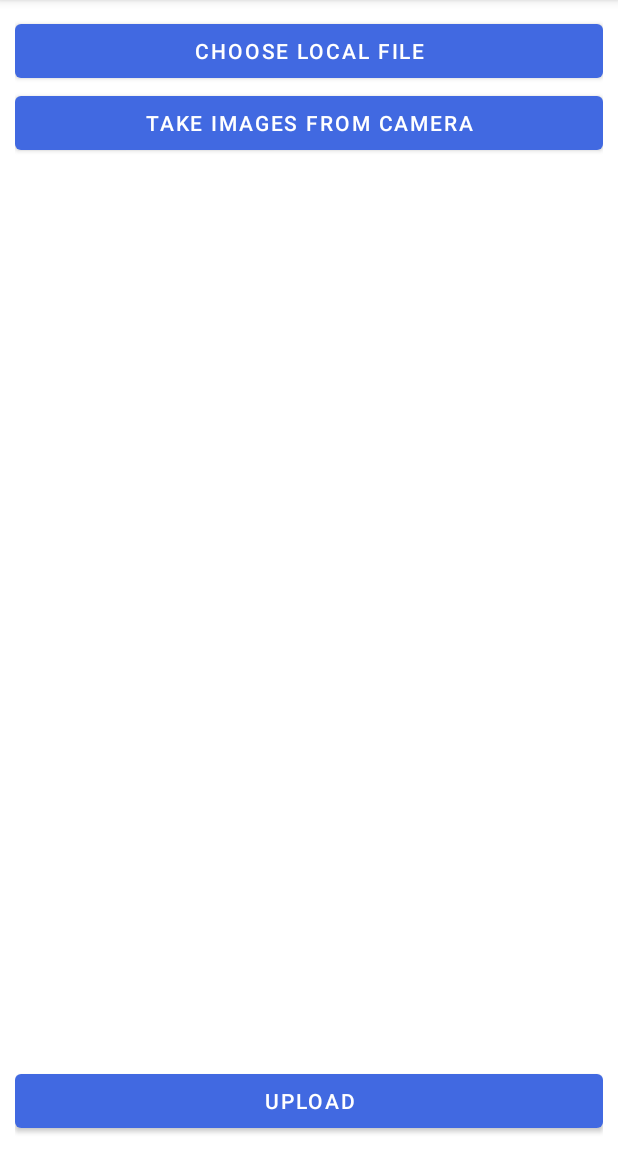
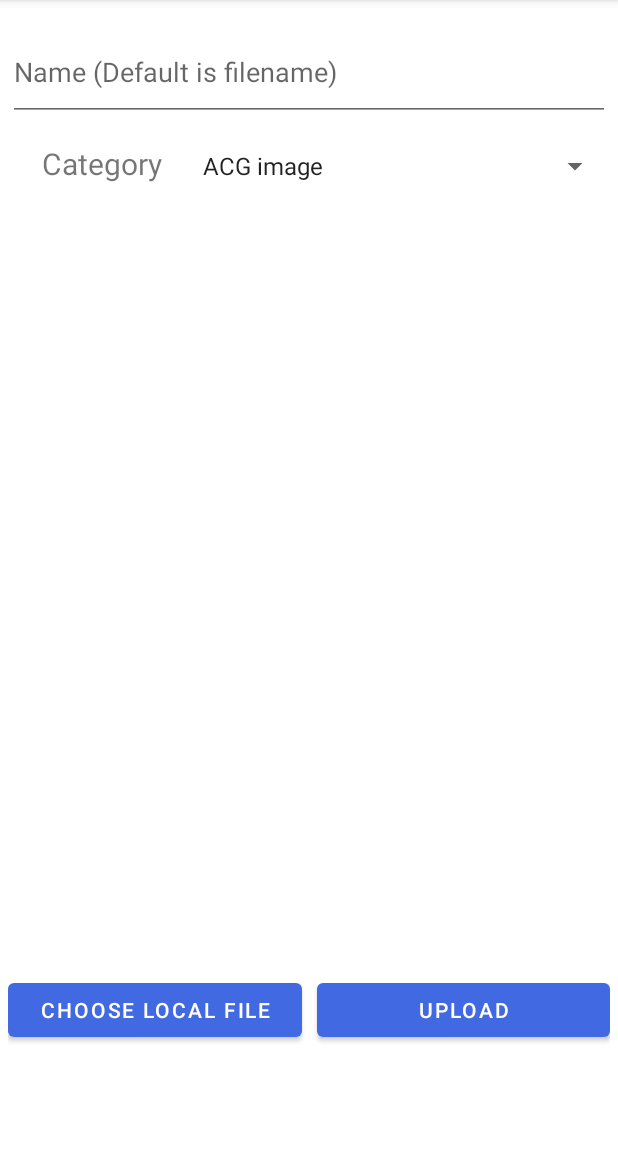
Before and after one commit to JerryFhuurr/NetShare, an Android app: the UploadFragment screen opened through its navigation route, on a phone screen of 412 x 824 dp, the part 84-1236 px from its top. Run offline under Robolectric (Android 15) with nearby library versions, the phone set to English and light mode, and no system bars; our stand-ins replace Firebase (no records; nobody signed in at launch, a user with empty details on screens opened directly), navigation-ui.

Commit message:
upload is working ; problem: cannot handle images too large (will through exceptions)

```diff
--- a/app/src/main/java/com/and/netshare/UploadFragment.java
+++ b/app/src/main/java/com/and/netshare/UploadFragment.java
@@ -1,54 +1,57 @@
 package com.and.netshare;
 
-import static android.app.Activity.RESULT_OK;
-
-import android.Manifest;
-import android.content.ContentResolver;
 import android.content.Intent;
-import android.content.pm.PackageManager;
 import android.graphics.Bitmap;
-import android.graphics.BitmapFactory;
 import android.graphics.drawable.BitmapDrawable;
 import android.net.Uri;
-import android.os.Build;
 import android.os.Bundle;
-
-import androidx.annotation.NonNull;
-import androidx.annotation.Nullable;
-import androidx.core.app.ActivityCompat;
-import androidx.core.content.ContextCompat;
-import androidx.fragment.app.Fragment;
-
 import android.provider.MediaStore;
 import android.util.Log;
 import android.view.LayoutInflater;
 import android.view.View;
 import android.view.ViewGroup;
+import android.widget.AdapterView;
 import android.widget.Button;
+import android.widget.EditText;
 import android.widget.ImageView;
+import android.widget.Spinner;
+import android.widget.TextView;
+import android.widget.Toast;
+
+import androidx.annotation.NonNull;
+import androidx.fragment.app.Fragment;
+import androidx.navigation.fragment.NavHostFragment;
 
 import com.google.android.gms.tasks.OnFailureListener;
 import com.google.android.gms.tasks.OnSuccessListener;
+import com.google.android.material.snackbar.Snackbar;
 import com.google.firebase.storage.FirebaseStorage;
 import com.google.firebase.storage.StorageReference;
 import com.google.firebase.storage.UploadTask;
 
 import java.io.ByteArrayOutputStream;
-import java.io.FileNotFoundException;
 
 public class UploadFragment extends Fragment {
 
     private Button choose_local;
-    private Button choose_camera;
+    //private Button choose_camera;
     private Button upload;
     private ImageView preview;
     private Uri imageURI;
     private FirebaseStorage storage;
+    private EditText imageName;
+    private Spinner imageCat;
+    private String imageCategory;
+    private StorageReference storageRef;
+    //private final String filePath = Environment.getExternalStorageDirectory() + File.separator + "output_image.jpg";
+
 
     @Override
     public void onCreate(Bundle savedInstanceState) {
         super.onCreate(savedInstanceState);
         storage = FirebaseStorage.getInstance();
+        imageCategory = "";
+        chooseImageDefault();
     }
 
     @Override
@@ -56,12 +59,12 @@ public class UploadFragment extends Fragment {
                              Bundle savedInstanceState) {
         // Inflate the layout for this fragment
         View v = inflater.inflate(R.layout.fragment_upload, container, false);
-        StorageReference storageRef = storage.getReference();
 
-        choose_camera = v.findViewById(R.id.choose_camera);
         choose_local = v.findViewById(R.id.choose_local);
         upload = v.findViewById(R.id.upload);
         preview = v.findViewById(R.id.image_preview);
+        imageName = v.findViewById(R.id.image_name);
+        imageCat = v.findViewById(R.id.imageCat);
 
         choose_local.setOnClickListener(new View.OnClickListener() {
             @Override
@@ -72,13 +75,6 @@ public class UploadFragment extends Fragment {
             }
         });
 
-        choose_camera.setOnClickListener(new View.OnClickListener() {
-            @Override
-            public void onClick(View view) {
-
-            }
-        });
-
         upload.setOnClickListener(new View.OnClickListener() {
             @Override
             public void onClick(View view) {
@@ -86,46 +82,85 @@ public class UploadFragment extends Fragment {
                 preview.buildDrawingCache();
                 Bitmap bitmap = ((BitmapDrawable) preview.getDrawable()).getBitmap();
                 ByteArrayOutputStream outputStream = new ByteArrayOutputStream();
-                bitmap.compress(Bitmap.CompressFormat.JPEG, 100, outputStream);
+                bitmap.compress(Bitmap.CompressFormat.JPEG, 95, outputStream);
                 byte[] data = outputStream.toByteArray();
 
-                StorageReference localRef = storageRef.child(imageURI.getLastPathSegment() + ".jpeg");
+                if (imageCategory.equals("ACG image")){
+                    Log.v("working1", "acg");
+                    storageRef = storage.getReference().child("acg_images");
+                } else if (imageCategory.equals("Meme")){
+                    Log.v("working2", "meme");
+                    storageRef = storage.getReference().child("memes");
+                } else if (imageCategory.equals("Game image")){
+                    Log.v("working3", "game");
+                    storageRef = storage.getReference().child("game_images");
+                }
+                StorageReference localRef = storageRef.child(imageURI.getLastPathSegment());
                 UploadTask uploadTask = localRef.putBytes(data);
                 uploadTask.addOnFailureListener(new OnFailureListener() {
                     @Override
                     public void onFailure(@NonNull Exception exception) {
+                        // Handle unsuccessful uploads
                         Log.v("failed", "upload failed");
-                        // Handle unsuccessful uploads
+                        Snackbar.make(getView(), R.string.upload_failed, Snackbar.LENGTH_SHORT).show();
                     }
                 }).addOnSuccessListener(new OnSuccessListener<UploadTask.TaskSnapshot>() {
                     @Override
                     public void onSuccess(UploadTask.TaskSnapshot taskSnapshot) {
                         Log.v("success", "upload success");
                         // taskSnapshot.getMetadata() contains file metadata such as size, content-type, etc.
-                        // ...
+                        Toast.makeText(getContext(), R.string.upload_success, Toast.LENGTH_SHORT).show();
+                        NavHostFragment.findNavController(UploadFragment.this).navigate(R.id.action_uploadFragment_to_homePageFragment);
                     }
                 });
             }
         });
+
+        imageCat.setOnItemSelectedListener(new AdapterView.OnItemSelectedListener() {
+            @Override
+            public void onItemSelected(AdapterView<?> adapterView, View view, int i, long l) {
+                imageCategory = imageCat.getSelectedItem().toString();
+                Log.i("image cat", imageCategory);
+            }
+
+            @Override
+            public void onNothingSelected(AdapterView<?> adapterView) {
+
+            }
+        });
+
         return v;
     }
 
     @Override
     public void onActivityResult(int requestCode, int resultCode, Intent data) {
-        if (requestCode == 2) {
-            if (data != null) {
-                imageURI = data.getData();
-                Log.i("uri of image", imageURI.getPath());
-                Log.i("uri of image", imageURI.getLastPathSegment());
-                Log.i("uri of image", imageURI.getEncodedPath());
-                Log.i("uri of image", imageURI.getPathSegments().toString());
+        super.onActivityResult(requestCode, resultCode, data);
+        switch (requestCode) {
+            //1 -> camera ; 2 -> local file
+            case 2:
+                if (data != null) {
+                    try {
+                        imageURI = data.getData();
+                        imageName.setText(imageURI.getLastPathSegment());
 
-                preview.setImageURI(imageURI);
-            }
-        } else {
-            //operation error or not select image
-            Log.i("MainActivtiy", "operation error");
+                        preview.setImageURI(imageURI);
+                    } catch (RuntimeException e){
+                        Log.e("file error", e.getMessage());
+                        Toast.makeText(getContext(), R.string.upload_file_error, Toast.LENGTH_SHORT).show();
+                    }
+
+                    break;
+                }
+            default:
+                //operation error or not select image
+                Log.i("upload fragment", "operation error");
+                break;
         }
-        super.onActivityResult(requestCode, resultCode, data);
+    }
+
+    private void chooseImageDefault() {
+        Intent local = new Intent(Intent.ACTION_PICK, null);
+        local.setDataAndType(MediaStore.Images.Media.EXTERNAL_CONTENT_URI, "image/*");
+        startActivityForResult(local, 2);
     }
 }
--- a/app/src/main/java/com/and/netshare/home/homepage/HomePageFragment.java
+++ b/app/src/main/java/com/and/netshare/home/homepage/HomePageFragment.java
@@ -1,15 +1,13 @@
 package com.and.netshare.home.homepage;
 
 import android.os.Bundle;
-
-import androidx.fragment.app.Fragment;
-import androidx.navigation.fragment.NavHostFragment;
-
 import android.view.LayoutInflater;
 import android.view.View;
 import android.view.ViewGroup;
 import android.widget.Button;
-import android.widget.Toast;
+
+import androidx.fragment.app.Fragment;
+import androidx.navigation.fragment.NavHostFragment;
 
 import com.and.netshare.R;
 import com.google.android.material.floatingactionbutton.FloatingActionButton;
@@ -21,7 +19,7 @@ public class HomePageFragment extends Fragment {
     private HomePageSettingsViewModel hpViewModel;
     private FirebaseStorage storage = FirebaseStorage.getInstance();
     private StorageReference ref = storage.getReference();
-    private FloatingActionButton cameraButton;
+    private FloatingActionButton uploadButton;
 
     public HomePageFragment() {
         // Required empty public constructor
@@ -37,21 +35,15 @@ public class HomePageFragment extends Fragment {
                              Bundle savedInstanceState) {
         // Inflate the layout for this fragment
         View v = inflater.inflate(R.layout.fragment_home_page, container, false);
-        cameraButton = v.findViewById(R.id.home_floatButton);
-        Button button = v.findViewById(R.id.testButton);
-        button.setOnClickListener(new View.OnClickListener() {
+        uploadButton = v.findViewById(R.id.home_floatButton);
+        uploadButton.setOnClickListener(new View.OnClickListener() {
             @Override
             public void onClick(View view) {
                 NavHostFragment.findNavController(HomePageFragment.this).navigate(R.id.action_homePageFragment_to_uploadFragment);
             }
         });
-
-        cameraButton.setOnClickListener(new View.OnClickListener() {
-            @Override
-            public void onClick(View view) {
-
-            }
-        });
         return v;
     }
+
+
 }
--- a/app/src/main/res/layout/fragment_upload.xml
+++ b/app/src/main/res/layout/fragment_upload.xml
@@ -6,54 +6,82 @@
     android:layout_height="match_parent"
     tools:context=".UploadFragment">
 
+    <ScrollView
+        android:layout_width="match_parent"
+        android:layout_height="match_parent"
+        android:paddingTop="10dp">
+    <LinearLayout
+        android:layout_width="match_parent"
+        android:layout_height="wrap_content"
+        android:orientation="vertical">
         <androidx.constraintlayout.widget.ConstraintLayout
             android:layout_width="match_parent"
             android:layout_height="match_parent"
-        android:padding="10dp">
+            android:padding="5dp">
 
+            <EditText
+                android:id="@+id/image_name"
+                android:layout_width="match_parent"
+                android:layout_height="65dp"
+                android:hint="@string/upload_imageName"
+                app:layout_constraintStart_toStartOf="parent"
+                app:layout_constraintTop_toTopOf="parent" />
+
+            <TextView
+                android:id="@+id/textView4"
+                android:layout_width="118dp"
+                android:layout_height="41dp"
+                android:layout_marginStart="4dp"
+                android:layout_marginTop="8dp"
+                android:text="@string/upload_imageCat"
+                android:gravity="center"
+                android:textSize="20dp"
+                app:layout_constraintStart_toStartOf="parent"
+                app:layout_constraintTop_toBottomOf="@+id/image_name" />
+
+            <Spinner
+                android:id="@+id/imageCat"
+                android:layout_width="280dp"
+                android:layout_height="60dp"
+                android:entries="@array/image_category"
+                app:layout_constraintBottom_toBottomOf="parent"
+                app:layout_constraintEnd_toEndOf="parent"
+                app:layout_constraintStart_toEndOf="@+id/textView4"
+                app:layout_constraintTop_toBottomOf="@+id/image_name" />
+
+        </androidx.constraintlayout.widget.ConstraintLayout>
+
+        <ImageView
+            android:id="@+id/image_preview"
+            android:layout_width="383dp"
+            android:layout_height="493dp"
+            android:layout_gravity="center" />
+
+        <LinearLayout
+            android:layout_width="match_parent"
+            android:layout_height="wrap_content"
+            android:orientation="horizontal"
+            android:paddingHorizontal="5dp"
+            android:paddingTop="10dp"
+            android:gravity="bottom">
             <Button
                 android:id="@+id/choose_local"
                 android:layout_width="match_parent"
                 android:layout_height="wrap_content"
                 android:text="@string/upload_local_title"
-            app:layout_constraintEnd_toEndOf="parent"
-            app:layout_constraintStart_toStartOf="parent"
-            app:layout_constraintTop_toTopOf="parent" />
+                android:layout_weight="1"/>
 
-        <Button
-            android:id="@+id/choose_camera"
-            android:layout_width="match_parent"
-            android:layout_height="wrap_content"
-            android:text="@string/upload_camera_title"
-            app:layout_constraintEnd_toEndOf="parent"
-            app:layout_constraintStart_toStartOf="parent"
-            app:layout_constraintTop_toBottomOf="@+id/choose_local" />
-
-        <ScrollView
-            android:layout_width="match_parent"
-            android:layout_height="wrap_content"
-            app:layout_constraintBottom_toTopOf="@+id/upload"
-            app:layout_constraintEnd_toEndOf="parent"
-            app:layout_constraintStart_toStartOf="parent"
-            app:layout_constraintTop_toBottomOf="@+id/choose_camera">
-
-            <ImageView
-                android:id="@+id/image_preview"
-                android:layout_width="336dp"
-                android:layout_height="493dp"
-                android:layout_gravity="center"/>
-        </ScrollView>
-
+            <View
+                android:layout_width="10dp"
+                android:layout_height="0dp" />
 
             <Button
                 android:id="@+id/upload"
                 android:layout_width="match_parent"
                 android:layout_height="wrap_content"
                 android:text="@string/upload_upload_title"
-            app:layout_constraintBottom_toBottomOf="parent"
-            app:layout_constraintEnd_toEndOf="parent"
-            app:layout_constraintStart_toStartOf="parent" />
-
-    </androidx.constraintlayout.widget.ConstraintLayout>
-
+                android:layout_weight="1"/>
+        </LinearLayout>
+    </LinearLayout>
+</ScrollView>
 </FrameLayout>
--- a/app/src/main/res/values/arrays.xml
+++ b/app/src/main/res/values/arrays.xml
@@ -11,4 +11,10 @@
         <item>light</item>
         <item>dark</item>
     </string-array>
+
+    <string-array name="image_category">
+        <item>ACG image</item>
+        <item>Meme</item>
+        <item>Game image</item>
+    </string-array>
 </resources>
--- a/app/src/main/res/values/strings.xml
+++ b/app/src/main/res/values/strings.xml
@@ -76,10 +76,16 @@
     <string name="settings_theme_title3">Dark</string>
 
     <!-- upload -->
+    <string name="upload_imageName">Name (Default is filename)</string>
+    <string name="upload_imageCat">Category</string>
+    <string name="upload_imageSize">Size</string>
     <string name="upload_local_title">Choose local file</string>
     <string name="upload_camera_title">Take images from camera</string>
     <string name="upload_upload_title">Upload</string>
     <string name="upload_permission">You have authorized</string>
     <string name="upload_permission_ok">Get permission</string>
     <string name="upload_permission_no">Cannot get permission</string>
+    <string name="upload_failed">Upload failed, please check your settings</string>
+    <string name="upload_success">Upload success</string>
+    <string name="upload_file_error">Image too large !</string>
 </resources>
```
Also changed, not shown: app/src/main/AndroidManifest.xml (+16 -1 lines), app/src/main/java/com/and/netshare/home/homepage/backup/CameraBackup.java (added, +114 -0 lines), app/src/main/res/drawable/upload_icon.xml (added, +9 -0 lines), app/src/main/res/layout/fragment_home_page.xml (+1 -6 lines), app/src/main/res/xml/file_paths.xml (added, +7 -0 lines). Lines whose indentation alone changed are shown as unchanged.
